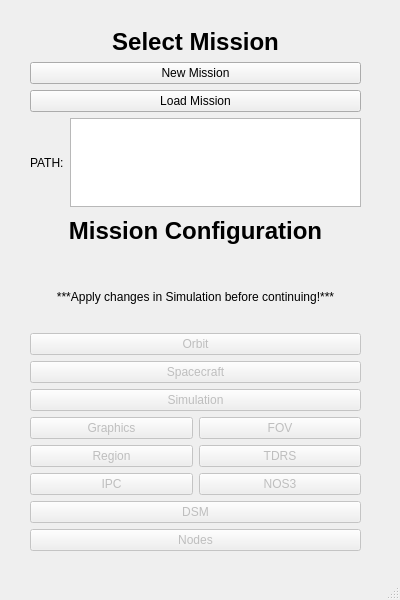
Before: the Qt Designer form src/mainwindow.ui in pavelgalchenko/dsm_gui, drawn with Qt 5.
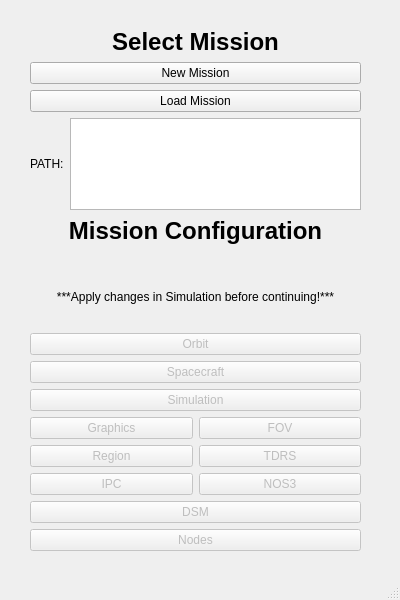
After: the same form once the commit is applied.

```diff
--- a/src/mainwindow.ui
+++ b/src/mainwindow.ui
@@ -38,7 +38,7 @@
       <x>30</x>
       <y>28</y>
       <width>331</width>
-      <height>179</height>
+      <height>182</height>
      </rect>
     </property>
     <layout class="QVBoxLayout" name="verticalLayout">
```
Left out of the diff: 5 changed lines with no effect on the pictures.
